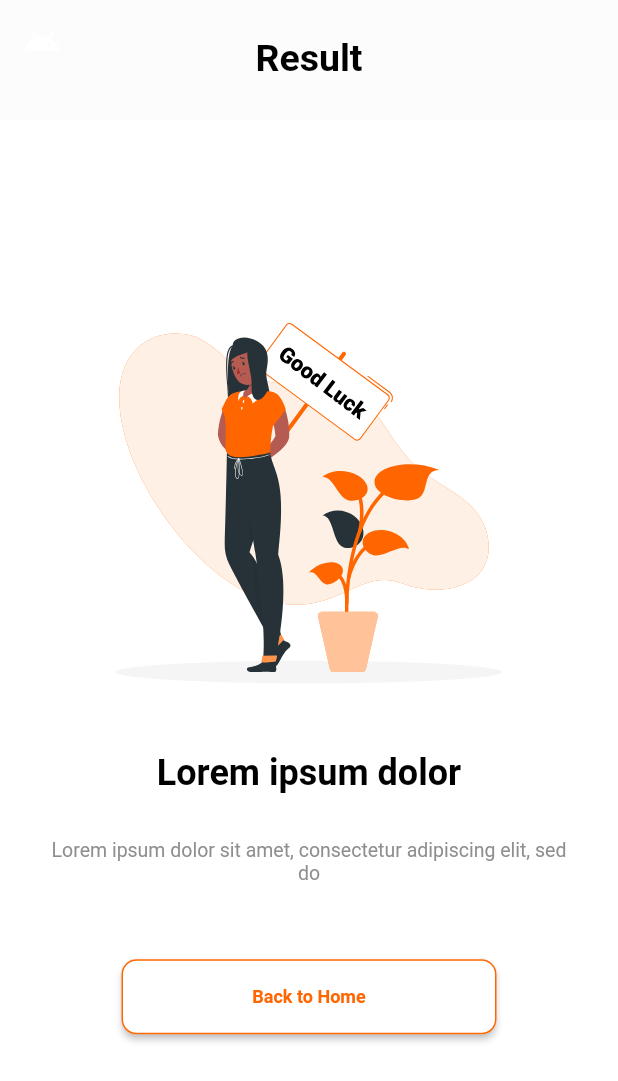
After one commit to Ebrahim1133/OCD_Flutter_Hackathon, a Flutter app: the CourseFailsScreen screen opened by its route, on a phone screen of 412 x 824 dp. The commit adds this screen. Shown: the top 1081 px of the screen. Run offline on Flutter 3.47's test engine with Material 2 defaults, Android fonts, the phone set to English and light mode, and no system bars; our stand-ins replace convex_bottom_bar, flutter_svg, get, get_storage, google_fonts, pin_code_fields and 1 more; missing offline and left inert: linear_step_indicator; accounts and stored records are empty.

Commit message:
add interview screens and some changes

```diff
--- /dev/null
+++ b/lib/logic/bindings/interview_binding/interview_binding.dart
@@ -0,0 +1,9 @@
+import 'package:get/get.dart';
+import 'package:ocd/logic/controllers/interview_controller/InterviewController.dart';
+
+class InterviewBinding extends Bindings {
+  @override
+  void dependencies() {
+    Get.put(InterviewController());
+  }
+}
--- a/lib/routes/routes.dart
+++ b/lib/routes/routes.dart
@@ -1,8 +1,11 @@
 import 'package:get/get.dart';
 import 'package:ocd/logic/bindings/auth_binding/auth_biniding.dart';
+import 'package:ocd/logic/bindings/interview_binding/interview_binding.dart';
 import 'package:ocd/logic/bindings/main_binding/main_binding.dart';
 import 'package:ocd/logic/bindings/onboarding_binding/onboarding_binding.dart';
+import 'package:ocd/view/screens/course_fails_screen/course_fails_screen.dart';
 import 'package:ocd/view/screens/home_screen/home_screen.dart';
+import 'package:ocd/view/screens/interview_screens/hr_interview_screen/hr_interview_screen.dart';
 import 'package:ocd/view/screens/log_out_pop_up_screen/log_out_pop_up_screen.dart';
 import 'package:ocd/view/screens/main_screen/main_screen.dart';
 import 'package:ocd/view/screens/my_courses_screen/my_courses_screen.dart';
@@ -16,6 +19,7 @@ import '../view/screens/auth_screens/login_screen/login_screen.dart';
 import '../view/screens/auth_screens/onboared_screen/onboarding_screen1.dart';
 import '../view/screens/auth_screens/privacy_policy_screen/privacy_policy_screen.dart';
 import '../view/screens/auth_screens/sign_up_screen/sign_up_screen.dart';
+import '../view/screens/course_screen_after_complete_course_registration/course_screen_after_complete_course_registration.dart';
 
 class AppRoutes {
   //initialRoute
@@ -36,6 +40,10 @@ class AppRoutes {
   static const myCoursesScreen = Routes.myCoursesScreen;
   static const profileScreen = Routes.profileScreen;
   static const logOutPopUpScreen = Routes.logOutPopUpScreen;
+  static const hrInterviewScreen = Routes.hrInterviewScreen;
+  static const courseScreenAfterCompleteCourseRegistration =
+      Routes.courseScreenAfterCompleteCourseRegistration;
+  static const courseFailsScreen = Routes.courseFailsScreen;
 
   //getPages
 
@@ -93,6 +101,24 @@ class AppRoutes {
         name: Routes.logOutPopUpScreen,
         page: () => LogOutPopUpScreen(),
         bindings: []),
+    GetPage(
+      name: Routes.hrInterviewScreen,
+      page: () => HrInterviewScreen(),
+      bindings: [InterviewBinding()],
+    ),
+    GetPage(
+      name: Routes.hrInterviewScreen,
+      page: () => HrInterviewScreen(),
+      bindings: [InterviewBinding()],
+    ),
+    GetPage(
+      name: Routes.courseScreenAfterCompleteCourseRegistration,
+      page: () => CourseScreenAfterCompleteCourseRegistration(),
+    ),
+    GetPage(
+      name: Routes.courseFailsScreen,
+      page: () => CourseFailsScreen(),
+    ),
   ];
 }
 
@@ -112,4 +138,8 @@ class Routes {
   static const myCoursesScreen = '/myCoursesScreen';
   static const profileScreen = '/profileScreen';
   static const logOutPopUpScreen = '/logOutPopUpScreen';
+  static const hrInterviewScreen = '/hrInterviewScreen';
+  static const courseScreenAfterCompleteCourseRegistration =
+      '/courseScreenAfterCompleteCourseRegistration';
+  static const courseFailsScreen = '/courseFailsScreen';
 }
--- a/lib/view/screens/auth_screens/login_screen/login_screen.dart
+++ b/lib/view/screens/auth_screens/login_screen/login_screen.dart
@@ -173,7 +173,7 @@ class LoginScreen extends StatelessWidget {
               Center(
                 child: DefaultButtom(
                   onpressed: () {
-                    Get.toNamed(Routes.mainScreen);
+                    Get.toNamed(Routes.hrInterviewScreen);
                   },
                   textColor: APPBACKGROUND,
                   width: 350,
--- /dev/null
+++ b/lib/view/screens/course_fails_screen/course_fails_screen.dart
@@ -0,0 +1,65 @@
+import 'package:flutter/material.dart';
+import 'package:flutter_svg/svg.dart';
+
+import '../../../utils/constrants/colors/colors.dart';
+import '../../widgets/default_Buttom/defalt_buttom.dart';
+import '../../widgets/default_app_bar/default_app_bar.dart';
+
+class CourseFailsScreen extends StatelessWidget {
+  const CourseFailsScreen({Key? key}) : super(key: key);
+
+  @override
+  Widget build(BuildContext context) {
+    return SafeArea(
+      child: Scaffold(
+        appBar: DefaultAppBar(
+          title: "Result",
+          titleColor: BLACKTEXT,
+          secandicon: Text(
+            "",
+            style: TextStyle(color: APPBAR),
+          ),
+          titleSpacing: -30,
+          icon: Icon(
+            Icons.android,
+          ),
+        ),
+        body: Column(
+          mainAxisAlignment: MainAxisAlignment.center,
+          children: [
+            SvgPicture.asset("assets/images/good_luck.svg",
+                width: 282.3, height: 242.07),
+            const SizedBox(height: 45),
+            Text(
+              "Lorem ipsum dolor",
+              style: const TextStyle(
+                  fontSize: 24, fontWeight: FontWeight.bold, color: BLACKTEXT),
+            ),
+            const SizedBox(height: 30),
+            Padding(
+              padding: const EdgeInsets.symmetric(horizontal: 32.0),
+              child: Text(
+                "Lorem ipsum dolor sit amet, "
+                "consectetur adipiscing elit, sed do",
+                style: const TextStyle(fontSize: 13, color: DESCIPRTION),
+                textAlign: TextAlign.center,
+              ),
+            ),
+            SizedBox(
+              height: 50,
+            ),
+            DefaultButtom(
+              textButtom: 'Back to Home',
+              width: 250,
+              height: 50,
+              backgroundColor: APPBACKGROUND,
+              borderColor: MAINCOLOR,
+              textColor: MAINCOLOR,
+              onpressed: () {},
+            ),
+          ],
+        ),
+      ),
+    );
+  }
+}
--- a/lib/view/widgets/auth_widgets/align_image_corner_down.dart
+++ b/lib/view/widgets/auth_widgets/align_image_corner_down.dart
@@ -14,7 +14,7 @@ class ImageDownConcer extends StatelessWidget {
         child: Stack(children: [
           Container(
               child: SvgPicture.asset('assets/images/Rectangle 2664.svg'),
-              margin: EdgeInsets.only(top: 22),
+              margin: EdgeInsets.only(top: 33),
               padding: EdgeInsets.only(right: 15)),
           Container(
               child: SvgPicture.asset('assets/images/Rectangle 2665.svg'),
```
Also changed, not shown: lib/logic/controllers/interview_controller/InterviewController.dart (added, +33 -0 lines), lib/model/interview_model/interview_info_model.dart (added, +7 -0 lines), lib/view/screens/course_screen_after_complete_course_registration/course_screen_after_complete_course_registration.dart (added, +222 -0 lines), lib/view/screens/interview_screens/hr_interview_screen/hr_interview_screen.dart (added, +174 -0 lines), assets/icons/Time.png (added), assets/icons/map.png (added), assets/images/Rectangle 47.png (added), assets/images/white.svg (added).
